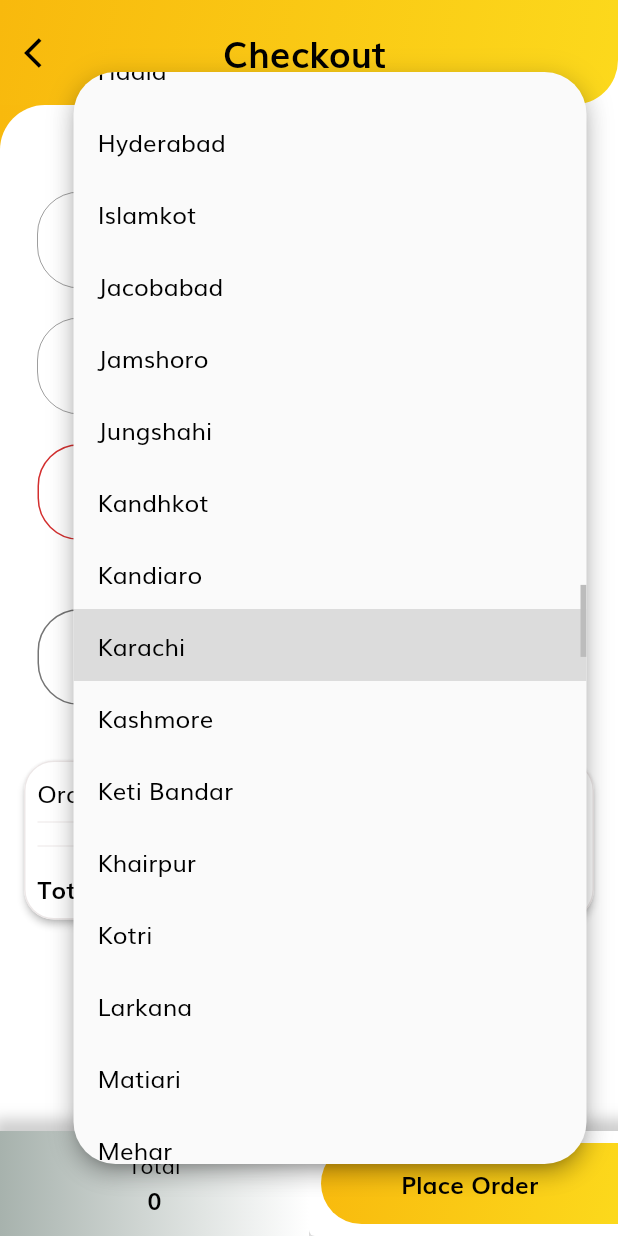
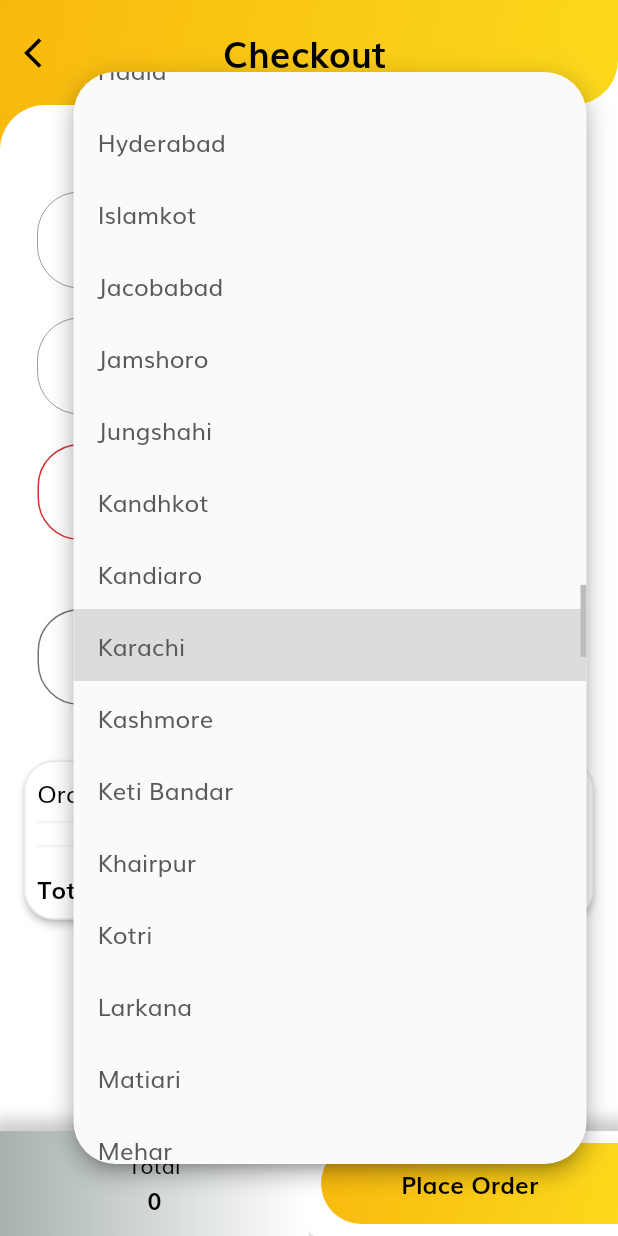
Before and after one commit to TubaNasir/Vizstore, a Flutter app: the Checkout screen opened directly, after a tap on "Place Order", after a tap on "Karachi", on a phone screen of 412 x 824 dp. Run offline on Flutter 3.47's test engine with Material 2 defaults, Android fonts, the phone set to English and light mode, and no system bars; our stand-ins replace auto_size_text, camera, cloud_firestore, firebase_auth, firebase_core, firebase_storage and 6 more; missing offline and left inert: flutter_glow; accounts and stored records are empty.

```diff
--- a/lib/models/order_model.dart
+++ b/lib/models/order_model.dart
@@ -10,7 +10,8 @@ class OrderJson {
     this.status = 'Placed',
     required this.date_created,
     required this.city,
-    required this.address
+    required this.address,
+    required this.total
   });
 
   String? id;
@@ -20,9 +21,9 @@ class OrderJson {
   DateTime date_created;
   String city;
   String address;
-  //double total;
+  int total;
 
-  OrderJson.empty() : userId = '', cart = [], status = '', date_created = DateTime.now(), city = '', address = '' ;
+  OrderJson.empty() : userId = '', cart = [], status = '', date_created = DateTime.now(), city = '', address = '', total = 0 ;
 
   factory OrderJson.fromJson(Map<String, dynamic> json, String id) => OrderJson(
     userId: json["userId"] as String? ?? '',
@@ -33,6 +34,7 @@ class OrderJson {
     //date_created: Timestamp.fromDate(json["date_created"]),
     city: json["city"] as String? ?? '',
     address: json["address"]  as String? ?? '',
+    total: json["total"] as int? ?? 0
   );
 
   Map<String, dynamic> toJson() => {
@@ -41,7 +43,8 @@ class OrderJson {
     "status": status,
     "date_created": date_created,
     "city": city,
-    "address": address
+    "address": address,
+    "total": total
   };
 
   DateTime fromJson(Timestamp timestamp) {
--- a/lib/screens/checkout/widgets/checkout_form.dart
+++ b/lib/screens/checkout/widgets/checkout_form.dart
@@ -112,12 +112,12 @@ class _CheckoutFormState extends State<CheckoutForm> {
                 value: dropdownvalue,
                 icon: const Icon(
                   Icons.keyboard_arrow_down,
-                  color: SecondaryColor,
+                  color: Color(0xFF595959),
                 ),
                 items: items.map((String items) {
                   return DropdownMenuItem(
                     value: items,
-                    child: Text(items),
+                    child: Text(items, style: TextStyle(color: Color(0xFF595959)),),
                   );
                 }).toList(),
                 onChanged: (String? newValue) {
```
Also changed, not shown: lib/controllers/checkout_provider.dart (+45 -11 lines), lib/screens/checkout/widgets/order_summary_products.dart (+15 -1 lines).
